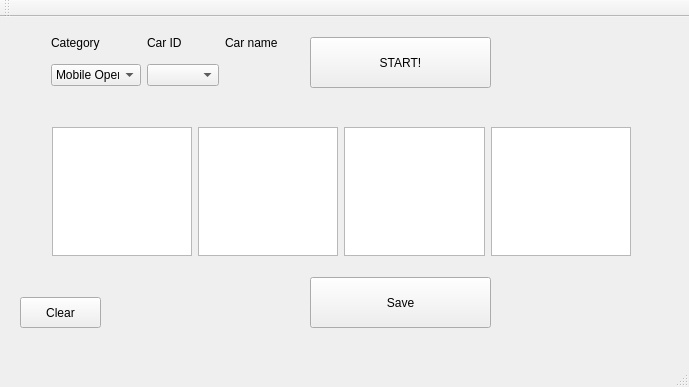
First picture: the form in Software/Race/windowrace.ui, repository martro/RoboDriftSensors, before the edit.
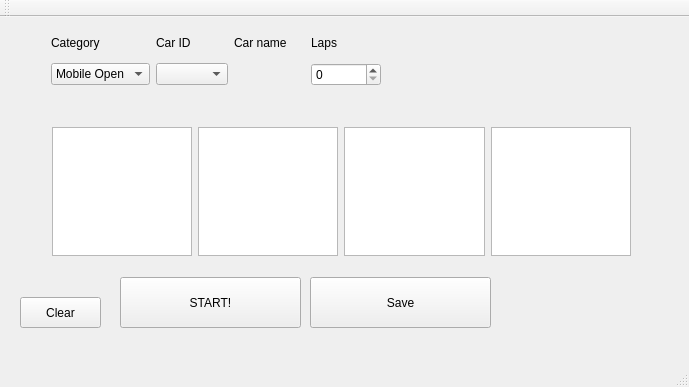
Second picture: the form after the edit.

Commit message: commit before chcnging led data to class

Patch:
```diff
--- a/Software/Race/windowrace.ui
+++ b/Software/Race/windowrace.ui
@@ -17,8 +17,8 @@
    <widget class="QPushButton" name="buttonStart">
     <property name="geometry">
      <rect>
-      <x>310</x>
-      <y>20</y>
+      <x>120</x>
+      <y>260</y>
       <width>181</width>
       <height>51</height>
      </rect>
@@ -58,7 +58,7 @@
      <rect>
       <x>40</x>
       <y>0</y>
-      <width>249</width>
+      <width>352</width>
       <height>80</height>
      </rect>
     </property>
@@ -106,6 +106,16 @@
      <item row="1" column="1">
       <widget class="QComboBox" name="comboBoxID"/>
      </item>
+     <item row="0" column="3">
+      <widget class="QLabel" name="label_4">
+       <property name="text">
+        <string>Laps</string>
+       </property>
+      </widget>
+     </item>
+     <item row="1" column="3">
+      <widget class="QSpinBox" name="spinBoxLaps"/>
+     </item>
     </layout>
    </widget>
    <widget class="QWidget" name="horizontalLayoutWidget">
```
The commit also changes 62 other files.
